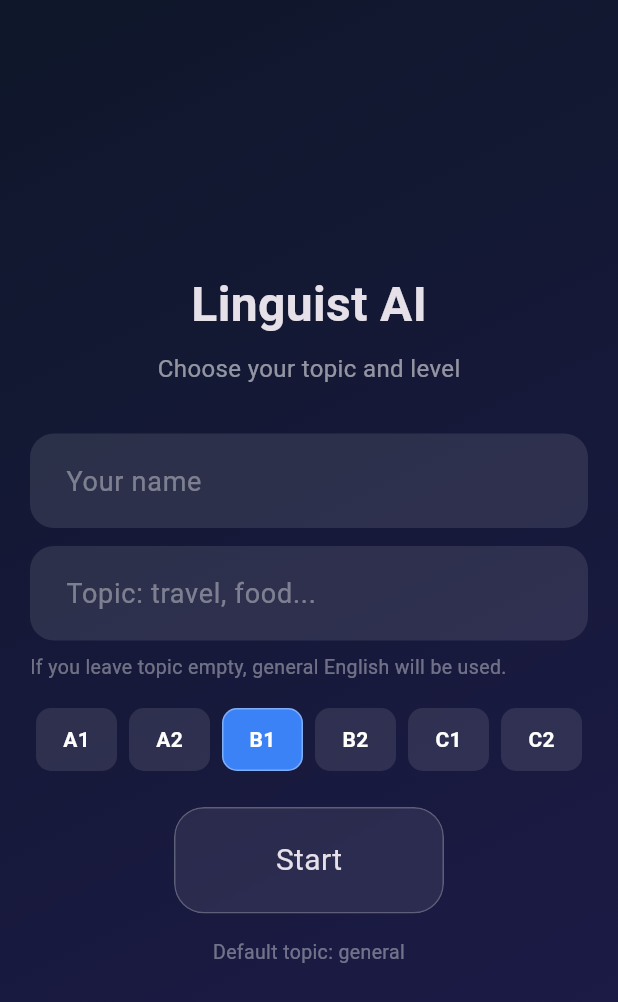
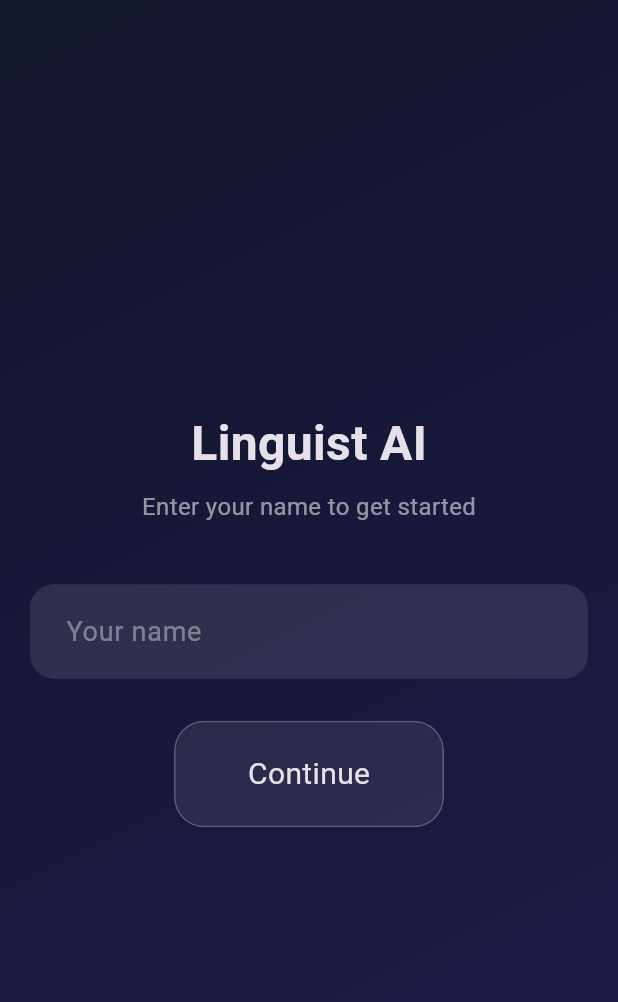
Before and after one commit to ohypka/linguist-ai, a Flutter app: the screen it shows after launch, on a phone screen of 412 x 824 dp. Shown: the top 1002 px of the screen. Run offline on Flutter 3.47's test engine with Material 3 defaults, Android fonts, the light colour scheme and no system bars; our stand-ins replace shared_preferences, speech_to_text.

Commit message:
feat: separate name entry screen, persist name across sessions

```diff
--- a/frontend/lib/app.dart
+++ b/frontend/lib/app.dart
@@ -1,6 +1,8 @@
 import 'package:flutter/material.dart';
 import 'core/theme.dart';
+import 'screens/name/name_screen.dart';
 import 'screens/topic/topic_screen.dart';
+import 'services/api_service.dart';
 
 class MyApp extends StatelessWidget {
   const MyApp({super.key});
@@ -10,7 +12,20 @@ class MyApp extends StatelessWidget {
     return MaterialApp(
       debugShowCheckedModeBanner: false,
       theme: AppTheme.darkTheme,
-      home: const TopicScreen(),
+      home: FutureBuilder<bool>(
+        future: ApiService.tryAutoInit(),
+        builder: (context, snapshot) {
+          if (snapshot.connectionState != ConnectionState.done) {
+            return const Scaffold(
+              body: Center(child: CircularProgressIndicator()),
+            );
+          }
+          if (snapshot.data == true) {
+            return const TopicScreen();
+          }
+          return const NameScreen();
+        },
+      ),
     );
   }
 }
--- /dev/null
+++ b/frontend/lib/screens/name/name_screen.dart
@@ -0,0 +1,178 @@
+import 'package:flutter/material.dart';
+import '../topic/topic_screen.dart';
+import '../../services/api_service.dart';
+import '../../widgets/glass_card.dart';
+
+class NameScreen extends StatefulWidget {
+  const NameScreen({super.key});
+
+  @override
+  State<NameScreen> createState() => _NameScreenState();
+}
+
+class _NameScreenState extends State<NameScreen> {
+  final _nameController = TextEditingController();
+  bool _loading = false;
+  String? _nameError;
+
+  Future<void> _proceed() async {
+    if (_loading) return;
+
+    FocusScope.of(context).unfocus();
+    final name = _nameController.text.trim();
+
+    if (name.isEmpty) {
+      setState(() => _nameError = 'Please enter your name.');
+      return;
+    }
+
+    setState(() {
+      _loading = true;
+      _nameError = null;
+    });
+
+    try {
+      await ApiService.init(name);
+      if (!mounted) return;
+      Navigator.pushReplacement(
+        context,
+        MaterialPageRoute(builder: (_) => const TopicScreen()),
+      );
+    } catch (e) {
+      if (!mounted) return;
+      setState(() => _loading = false);
+      ScaffoldMessenger.of(context).showSnackBar(
+        SnackBar(
+          content: Text(e.toString().replaceFirst('Exception: ', '')),
+          backgroundColor: Colors.redAccent,
+          behavior: SnackBarBehavior.floating,
+        ),
+      );
+    }
+  }
+
+  @override
+  void dispose() {
+    _nameController.dispose();
+    super.dispose();
+  }
+
+  @override
+  Widget build(BuildContext context) {
+    return Scaffold(
+      body: Container(
+        decoration: const BoxDecoration(
+          gradient: LinearGradient(
+            colors: [Color(0xFF0F172A), Color(0xFF1E1B4B)],
+            begin: Alignment.topLeft,
+            end: Alignment.bottomRight,
+          ),
+        ),
+        padding: const EdgeInsets.all(20),
+        child: SafeArea(
+          child: Center(
+            child: SingleChildScrollView(
+              keyboardDismissBehavior: ScrollViewKeyboardDismissBehavior.onDrag,
+              child: Column(
+                mainAxisAlignment: MainAxisAlignment.center,
+                children: [
+                  const Text(
+                    "Linguist AI",
+                    style: TextStyle(
+                      fontSize: 32,
+                      fontWeight: FontWeight.bold,
+                    ),
+                  ),
+                  const SizedBox(height: 8),
+                  const Text(
+                    "Enter your name to get started",
+                    style: TextStyle(fontSize: 16, color: Colors.white54),
+                  ),
+                  const SizedBox(height: 40),
+                  TextField(
+                    controller: _nameController,
+                    enabled: !_loading,
+                    style: const TextStyle(color: Colors.white, fontSize: 18),
+                    textInputAction: TextInputAction.done,
+                    onSubmitted: (_) => _proceed(),
+                    onChanged: (v) {
+                      if (_nameError != null && v.trim().isNotEmpty) {
+                        setState(() => _nameError = null);
+                      }
+                    },
+                    decoration: InputDecoration(
+                      hintText: "Your name",
+                      hintStyle: const TextStyle(color: Colors.white38),
+                      errorText: _nameError,
+                      errorStyle: const TextStyle(
+                        color: Colors.redAccent,
+                        fontSize: 13,
+                      ),
+                      filled: true,
+                      fillColor: Colors.white10,
+                      contentPadding: const EdgeInsets.symmetric(
+                        horizontal: 20,
+                        vertical: 18,
+                      ),
+                      border: const OutlineInputBorder(
+                        borderRadius: BorderRadius.all(Radius.circular(16)),
+                        borderSide: BorderSide.none,
+                      ),
+                      enabledBorder: OutlineInputBorder(
+                        borderRadius: const BorderRadius.all(Radius.circular(16)),
+                        borderSide: BorderSide(
+                          color: _nameError == null
+                              ? Colors.transparent
+                              : Colors.redAccent,
+                        ),
+                      ),
+                      focusedBorder: OutlineInputBorder(
+                        borderRadius: const BorderRadius.all(Radius.circular(16)),
+                        borderSide: BorderSide(
+                          color: _nameError == null
+                              ? Colors.white24
+                              : Colors.redAccent,
+                        ),
+                      ),
+                      errorBorder: const OutlineInputBorder(
+                        borderRadius: BorderRadius.all(Radius.circular(16)),
+                        borderSide: BorderSide(color: Colors.redAccent),
+                      ),
+                      focusedErrorBorder: const OutlineInputBorder(
+                        borderRadius: BorderRadius.all(Radius.circular(16)),
+                        borderSide: BorderSide(color: Colors.redAccent),
+                      ),
+                    ),
+                  ),
+                  const SizedBox(height: 28),
+                  SizedBox(
+                    width: 180,
+                    child: GestureDetector(
+                      onTap: _loading ? null : _proceed,
+                      child: GlassCard(
+                        child: Center(
+                          child: _loading
+                              ? const SizedBox(
+                                  width: 22,
+                                  height: 22,
+                                  child: CircularProgressIndicator(
+                                    strokeWidth: 2,
+                                  ),
+                                )
+                              : const Text(
+                                  "Continue",
+                                  style: TextStyle(fontSize: 20),
+                                ),
+                        ),
+                      ),
+                    ),
+                  ),
+                ],
+              ),
+            ),
+          ),
+        ),
+      ),
+    );
+  }
+}
--- a/frontend/lib/screens/topic/topic_screen.dart
+++ b/frontend/lib/screens/topic/topic_screen.dart
@@ -11,13 +11,10 @@ class TopicScreen extends StatefulWidget {
 }
 
 class _TopicScreenState extends State<TopicScreen> {
-  final _nameController = TextEditingController();
   final _topicController = TextEditingController();
 
   String _level = 'B1';
   bool _loading = false;
-
-  String? _nameError;
 
   static const _levels = ['A1', 'A2', 'B1', 'B2', 'C1', 'C2'];
 
@@ -26,36 +23,8 @@ class _TopicScreenState extends State<TopicScreen> {
 
     FocusScope.of(context).unfocus();
 
-    final name = _nameController.text.trim();
     final topic = _topicController.text.trim();
-
-    if (name.isEmpty) {
-      setState(() {
-        _nameError = 'Please enter your name.';
-      });
-
-      ScaffoldMessenger.of(context).showSnackBar(
-        const SnackBar(
-          content: Text('Please enter your name to continue.'),
-          backgroundColor: Colors.redAccent,
-          behavior: SnackBarBehavior.floating,
-        ),
-      );
-
-      return;
-    }
-
     final topicToUse = topic.isEmpty ? 'general' : topic;
-
-    setState(() {
-      _loading = true;
-      _nameError = null;
-    });
-
-    try {
-      await ApiService.init(name);
-
-      if (!mounted) return;
 
     Navigator.pushReplacement(
       context,
@@ -66,26 +35,10 @@ class _TopicScreenState extends State<TopicScreen> {
         ),
       ),
     );
-    } catch (e) {
-      if (!mounted) return;
-
-      setState(() => _loading = false);
-
-      final message = e.toString().replaceFirst('Exception: ', '');
-
-      ScaffoldMessenger.of(context).showSnackBar(
-        SnackBar(
-          content: Text(message),
-          backgroundColor: Colors.redAccent,
-          behavior: SnackBarBehavior.floating,
-        ),
-      );
-    }
   }
 
   @override
   void dispose() {
-    _nameController.dispose();
     _topicController.dispose();
     super.dispose();
   }
@@ -117,29 +70,15 @@ class _TopicScreenState extends State<TopicScreen> {
                     ),
                   ),
                   const SizedBox(height: 8),
-                  const Text(
-                    "Choose your topic and level",
-                    style: TextStyle(
+                  Text(
+                    "Hello, ${ApiService.playerName}! Choose your topic and level.",
+                    style: const TextStyle(
                       fontSize: 16,
                       color: Colors.white54,
                     ),
+                    textAlign: TextAlign.center,
                   ),
                   const SizedBox(height: 32),
-
-                  _buildTextField(
-                    controller: _nameController,
-                    hint: "Your name",
-                    errorText: _nameError,
-                    textInputAction: TextInputAction.next,
-                    onChanged: (value) {
-                      if (_nameError != null && value.trim().isNotEmpty) {
-                        setState(() => _nameError = null);
-                      }
-                    },
-                    onSubmitted: (_) => FocusScope.of(context).nextFocus(),
-                  ),
-
-                  const SizedBox(height: 12),
 
                   _buildTextField(
                     controller: _topicController,
--- a/frontend/lib/services/api_service.dart
+++ b/frontend/lib/services/api_service.dart
@@ -38,10 +38,13 @@ class ApiService {
   }
 
   static const Duration _timeout = Duration(seconds: 45);
+  static const String _nameKey = 'player_name';
 
   static String? _playerId;
   static String _playerName = "Guest";
   static bool _registered = false;
+
+  static String get playerName => _playerName;
 
   static Future<void> init(String name) async {
     final trimmedName = name.trim();
@@ -50,7 +53,28 @@ class ApiService {
     _playerId = await _loadOrCreatePlayerId();
     _registered = false;
 
+    final prefs = await SharedPreferences.getInstance();
+    await prefs.setString(_nameKey, _playerName);
+
     await ensureRegistered();
+  }
+
+  static Future<bool> tryAutoInit() async {
+    final prefs = await SharedPreferences.getInstance();
+    final savedName = prefs.getString(_nameKey);
+    if (savedName == null || savedName.isEmpty) return false;
+
+    _playerName = savedName;
+    _playerId = await _loadOrCreatePlayerId();
+    _registered = false;
+
+    try {
+      await ensureRegistered();
+    } catch (_) {
+
+    }
+
+    return true;
   }
 
   static Future<String> _loadOrCreatePlayerId() async {
```
Lines whose indentation alone changed are shown as unchanged.
